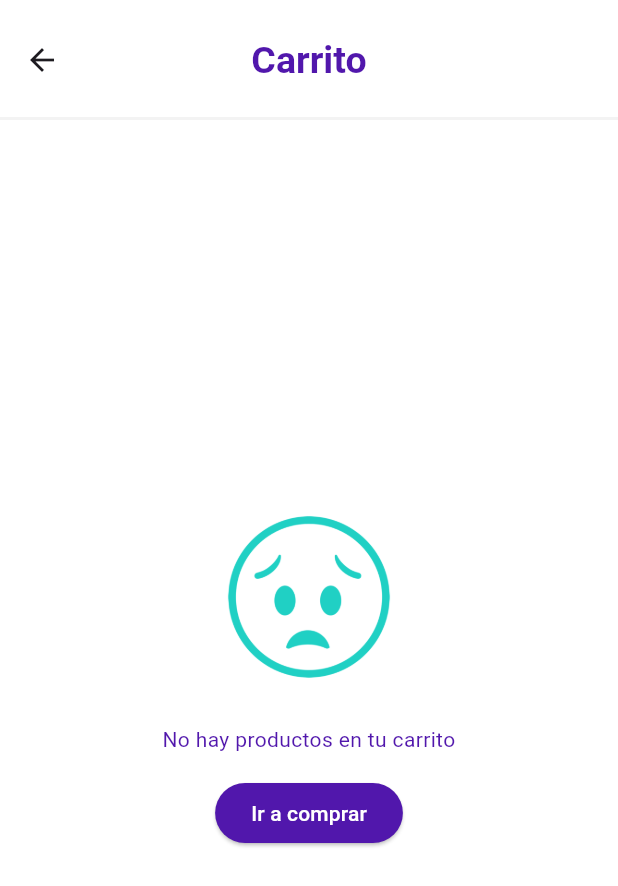
After one commit to HarDep/products_app, a Flutter app: the CartScreen screen opened directly, on a phone screen of 412 x 824 dp. The commit adds this screen. Shown: the top 886 px of the screen. Run offline on Flutter 3.47's test engine with Material 3 defaults, Android fonts, the phone set to English and light mode, and no system bars; our stand-ins replace shared_preferences; accounts and stored records are empty.

Commit message:
Refactor loading widgets content

```diff
--- /dev/null
+++ b/lib/domain/models/load_status.dart
@@ -0,0 +1,3 @@
+enum LoadStatus {
+  loading, founded
+}
--- a/lib/presentation/providers/cart_provider.dart
+++ b/lib/presentation/providers/cart_provider.dart
@@ -1,4 +1,5 @@
 import 'package:flutter/material.dart';
+import 'package:products_app/domain/models/load_status.dart';
 import 'package:products_app/domain/models/product.dart';
 import 'package:products_app/domain/models/product_cart.dart';
 import 'package:products_app/domain/repository/repositories.dart';
@@ -12,6 +13,7 @@ class CartProvider extends ChangeNotifier {
   int totalItems = 0;
   double totalPrice = 0;
   ProductsState state = ProductsState.inCart;
+  LoadStatus loadStatus = LoadStatus.loading;
 
   CartProvider({
     required this.localRepositoryInterface,
@@ -25,6 +27,7 @@ class CartProvider extends ChangeNotifier {
     totalItems = cart.fold(0, (sum, prod) => prod.amount + sum);
     totalPrice =
         cart.fold(0, (sum, prod) => prod.amount * prod.product.price + sum);
+    loadStatus = LoadStatus.founded;
     notifyListeners();
   }
 
--- a/lib/presentation/providers/favorites_provider.dart
+++ b/lib/presentation/providers/favorites_provider.dart
@@ -1,12 +1,14 @@
 import 'dart:async';
 
 import 'package:flutter/material.dart';
+import 'package:products_app/domain/models/load_status.dart';
 import 'package:products_app/domain/models/product_info.dart';
 import 'package:products_app/domain/repository/local_storage_repository.dart';
 
 class FavoritesProvider extends ChangeNotifier {
   List<ProductInfo> favorites = [];
   final LocalRepositoryInterface localRepositoryInterface;
+  LoadStatus loadStatus = LoadStatus.loading;
 
   final StreamController<List<ProductInfo>> _resultsController =
       StreamController.broadcast();
@@ -17,6 +19,7 @@ class FavoritesProvider extends ChangeNotifier {
 
   void loadFavorites() async {
     favorites = await localRepositoryInterface.getFavorites();
+    loadStatus = LoadStatus.founded;
     notifyListeners();
   }
 
--- a/lib/presentation/providers/products_provider.dart
+++ b/lib/presentation/providers/products_provider.dart
@@ -1,12 +1,14 @@
 import 'dart:async';
 
 import 'package:flutter/material.dart';
+import 'package:products_app/domain/models/load_status.dart';
 import 'package:products_app/domain/models/product.dart';
 import 'package:products_app/domain/repository/api_repository.dart';
 
 class ProductsProvider extends ChangeNotifier {
   final ApiRepositoryInterface apiRepositoryInterface;
   List<Product> products = [];
+  LoadStatus loadStatus = LoadStatus.loading;
 
   final StreamController<List<Product>> _resultsController =
       StreamController.broadcast();
@@ -18,6 +20,7 @@ class ProductsProvider extends ChangeNotifier {
   void loadProducts() async {
     final result = await apiRepositoryInterface.getProducts();
     products = result;
+    loadStatus = LoadStatus.founded;
     notifyListeners();
   }
 
--- a/lib/presentation/screens/cart_screen.dart
+++ b/lib/presentation/screens/cart_screen.dart
@@ -1,11 +1,12 @@
 import 'package:flutter/material.dart';
 import 'package:products_app/configs/colors.dart';
+import 'package:products_app/domain/models/load_status.dart';
 import 'package:products_app/domain/models/product_cart.dart';
 import 'package:products_app/presentation/providers/cart_provider.dart';
-import 'package:products_app/presentation/providers/home_provider.dart';
 import 'package:products_app/presentation/widgets/avatar_clips.dart';
 import 'package:products_app/presentation/widgets/custome_button.dart';
 import 'package:products_app/presentation/widgets/custome_snack_bar.dart';
+import 'package:products_app/presentation/widgets/empty_local_content.dart';
 import 'package:products_app/presentation/widgets/loading_widgets.dart';
 import 'package:products_app/presentation/widgets/product_items.dart';
 import 'package:provider/provider.dart';
@@ -21,9 +22,15 @@ class CartScreen extends StatelessWidget {
         toolbarHeight: 80,
         title: const Text('Carrito'),
       ),
-      body: cartProvider.cart.isNotEmpty
-          ? const _NotEmptyCart()
-          : const _EmptyCart(),
+      body: ListLoader(
+        loadCondition: cartProvider.loadStatus == LoadStatus.founded,
+        content: cartProvider.cart.isEmpty
+            ? const EmptyLocalContent(
+          sufixText: 'tu carrito',
+          sufixTextButton: 'comprar',
+          indexHomeRedirection: 1,
+        ) : const _NotEmptyCart(),
+      ),
     );
   }
 }
@@ -42,7 +49,7 @@ class _NotEmptyCart extends StatelessWidget {
         ),
         Expanded(
           flex: 3,
-          child: cartProvider.cart.isNotEmpty? ListView.builder(
+          child: ListView.builder(
             padding: const EdgeInsets.symmetric(
               vertical: 20,
             ),
@@ -53,7 +60,7 @@ class _NotEmptyCart extends StatelessWidget {
               ProductCart product = cartProvider.cart[index];
               return _ShoppingProduct(product: product);
             },
-          ) : const ListLoading(),
+          ),
         ),
         Expanded(
           flex: 2,
@@ -260,48 +267,3 @@ class _ShoppingProduct extends StatelessWidget {
     );
   }
 }
-
-class _EmptyCart extends StatelessWidget {
-  const _EmptyCart();
-  @override
-  Widget build(BuildContext context) {
-    final HomeProvider homeProvider =
-        Provider.of<HomeProvider>(context, listen: false);
-    return Column(
-      crossAxisAlignment: CrossAxisAlignment.stretch,
-      mainAxisAlignment: MainAxisAlignment.center,
-      children: [
-        Image.asset(
-          'assets/sad.png',
-          color: AppColors.green,
-          height: 120,
-        ),
-        const SizedBox(
-          height: 25,
-        ),
-        Text(
-          'No hay productos en tu carrito',
-          textAlign: TextAlign.center,
-          style: TextStyle(
-            color: Theme.of(context).iconTheme.color,
-          ),
-        ),
-        const SizedBox(
-          height: 15,
-        ),
-        Center(
-            child: ElevatedButton(
-          style: const ButtonStyle(
-              backgroundColor: MaterialStatePropertyAll(AppColors.purple)),
-          onPressed: () {
-            homeProvider.updateIndex(1);
-          },
-          child: const Text(
-            'Ir a comprar',
-            style: TextStyle(color: AppColors.white),
-          ),
-        )),
-      ],
-    );
-  }
-}
--- /dev/null
+++ b/lib/presentation/widgets/empty_local_content.dart
@@ -0,0 +1,55 @@
+import 'package:flutter/material.dart';
+import 'package:products_app/configs/colors.dart';
+import 'package:products_app/presentation/providers/home_provider.dart';
+import 'package:provider/provider.dart';
+
+class EmptyLocalContent extends StatelessWidget {
+  final String sufixText;
+  final String sufixTextButton;
+  final int indexHomeRedirection;
+
+  const EmptyLocalContent(
+      {super.key, required this.sufixText, required this.sufixTextButton, required this.indexHomeRedirection});
+
+  @override
+  Widget build(BuildContext context) {
+    final HomeProvider homeProvider =
+        Provider.of<HomeProvider>(context, listen: false);
+    return Column(
+      crossAxisAlignment: CrossAxisAlignment.stretch,
+      mainAxisAlignment: MainAxisAlignment.center,
+      children: [
+        Image.asset(
+          'assets/sad.png',
+          color: AppColors.green,
+          height: 120,
+        ),
+        const SizedBox(
+          height: 25,
+        ),
+        Text(
+          'No hay productos en $sufixText',
+          textAlign: TextAlign.center,
+          style: TextStyle(
+            color: Theme.of(context).iconTheme.color,
+          ),
+        ),
+        const SizedBox(
+          height: 15,
+        ),
+        Center(
+            child: ElevatedButton(
+          style: const ButtonStyle(
+              backgroundColor: MaterialStatePropertyAll(AppColors.purple)),
+          onPressed: () {
+            homeProvider.updateIndex(indexHomeRedirection);
+          },
+          child: Text(
+            'Ir a $sufixTextButton',
+            style: const TextStyle(color: AppColors.white),
+          ),
+        )),
+      ],
+    );
+  }
+}
--- a/lib/presentation/widgets/loading_widgets.dart
+++ b/lib/presentation/widgets/loading_widgets.dart
@@ -1,4 +1,15 @@
 import 'package:flutter/material.dart';
+
+class ListLoader extends StatelessWidget {
+  final Widget content;
+  final bool loadCondition;
+  const ListLoader({super.key, required this.content, required this.loadCondition});
+
+  @override
+  Widget build(BuildContext context) {
+    return loadCondition? content : const ListLoading();
+  }
+}
 
 class ScreenLoading extends StatelessWidget {
   const ScreenLoading({super.key});
```
Also changed, not shown: lib/presentation/delegates/search_products_delegate.dart (+24 -29 lines), lib/presentation/providers/principal_provider.dart (+15 -2 lines), lib/presentation/screens/favorites_screen.dart (+13 -50 lines), lib/presentation/screens/principal_screen.dart (+10 -3 lines), lib/presentation/screens/product_details_screen.dart (+10 -1 lines), lib/presentation/screens/products_screen.dart (+7 -1 lines), lib/presentation/screens/profile_screen.dart (+8 -5 lines), lib/presentation/widgets/avatar_clips.dart (+6 -1 lines), lib/presentation/widgets/grid_view_list.dart (+15 -2 lines), lib/presentation/widgets/product_category_widgets.dart (+7 -2 lines).
